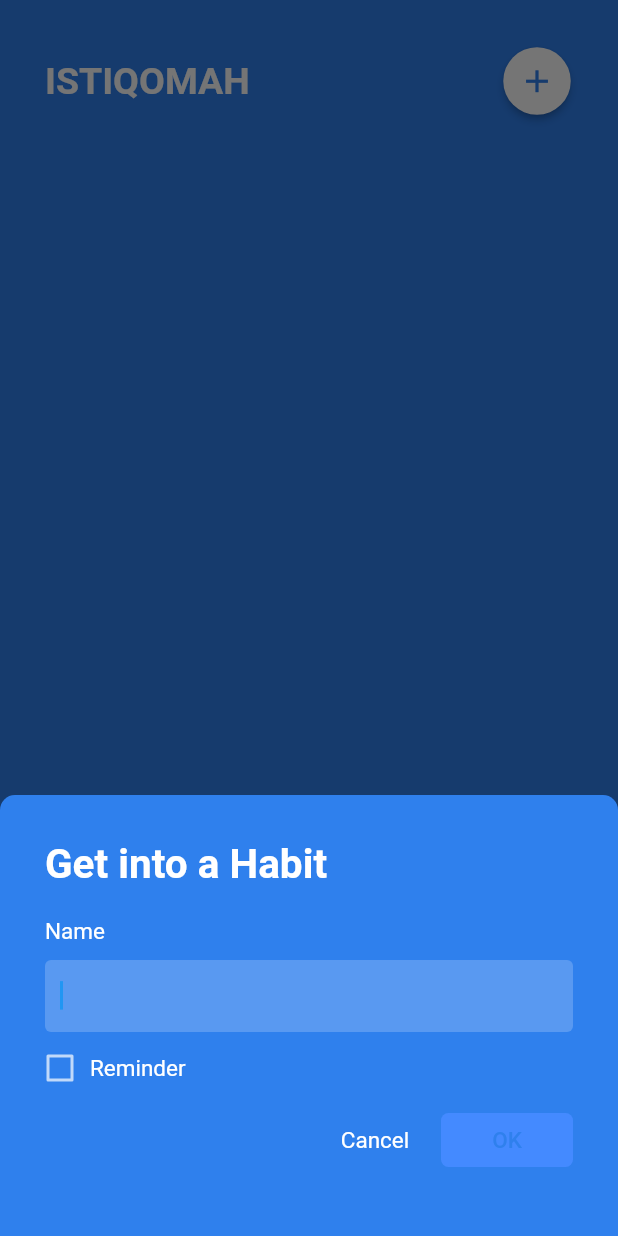
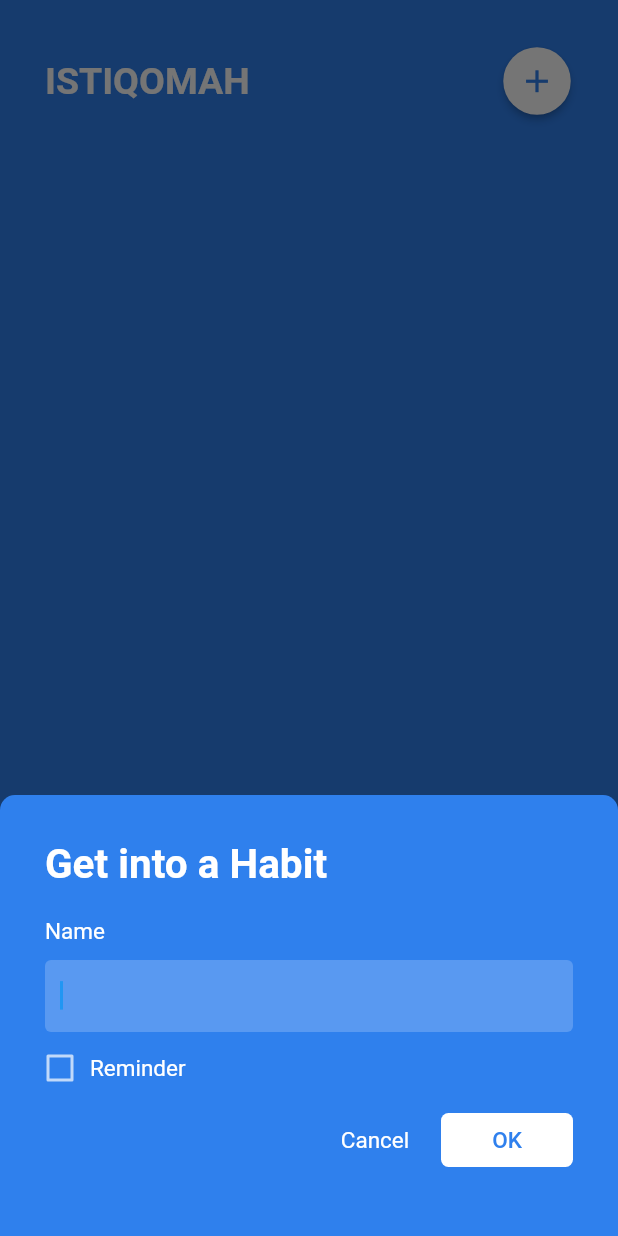
Before and after one commit to dihak/flutter-istiqomah, a Flutter app: the Home screen opened by its route, after a tap on the "add" icon, on a phone screen of 412 x 824 dp. Run offline on Flutter 3.47's test engine with Material 2 defaults, Android fonts, the light colour scheme and no system bars; our stand-ins replace fl_chart, flutter_local_notifications, flutter_native_timezone, shared_preferences, sqflite, timezone; accounts and stored records are empty; Roboto replaces fonts that are missing (ProductSans).

Commit message:
Make modal rounding consistantly

```diff
--- a/lib/pages/detail/modal/edit.dart
+++ b/lib/pages/detail/modal/edit.dart
@@ -273,7 +273,7 @@ Future<Map> modalEditHabit(BuildContext context, Habit habit) async {
   return showModalBottomSheet(
     shape: RoundedRectangleBorder(
       borderRadius: BorderRadius.vertical(
-        top: Radius.circular(40.0),
+        top: Radius.circular(10.0),
       ),
     ),
     backgroundColor: Theme.of(context).primaryColor,
--- a/lib/pages/home/modal/add.dart
+++ b/lib/pages/home/modal/add.dart
@@ -221,7 +221,7 @@ class _ModalAddHabitState extends State<_ModalAddHabit> {
           padding: EdgeInsets.only(bottom: 10),
           child: Center(
             child: FlatButton(
-              color: Theme.of(context).accentColor,
+              color: Colors.white,
               textColor: Theme.of(context).primaryColor,
               disabledColor: Colors.grey,
               disabledTextColor: Colors.black,
```
